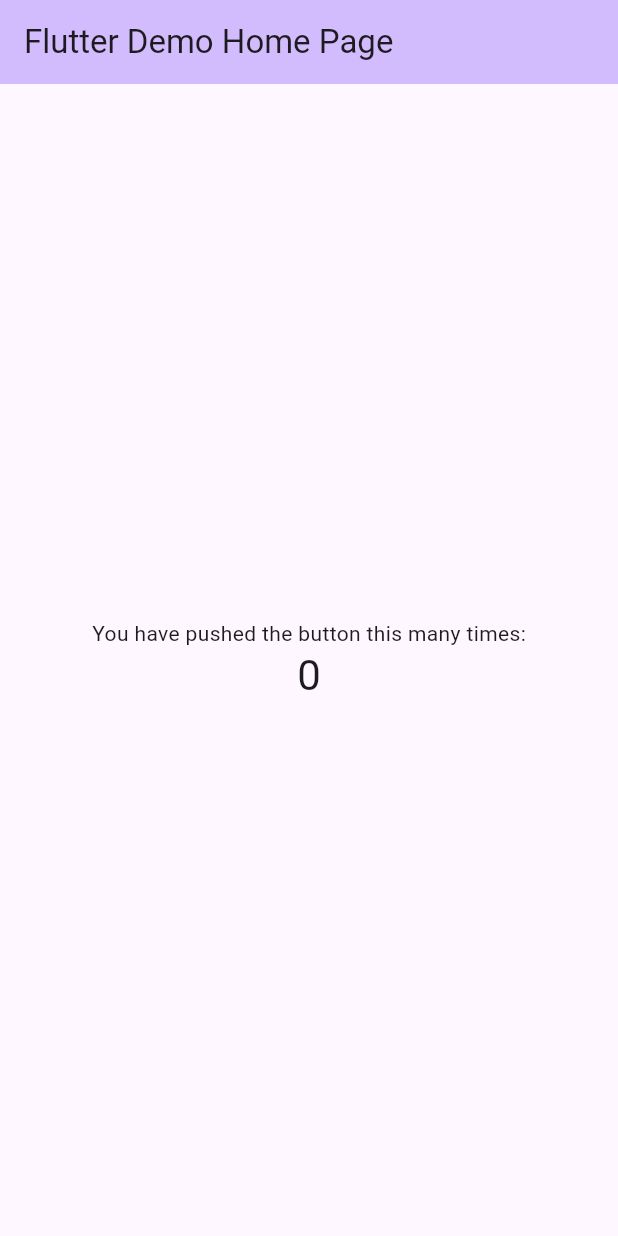
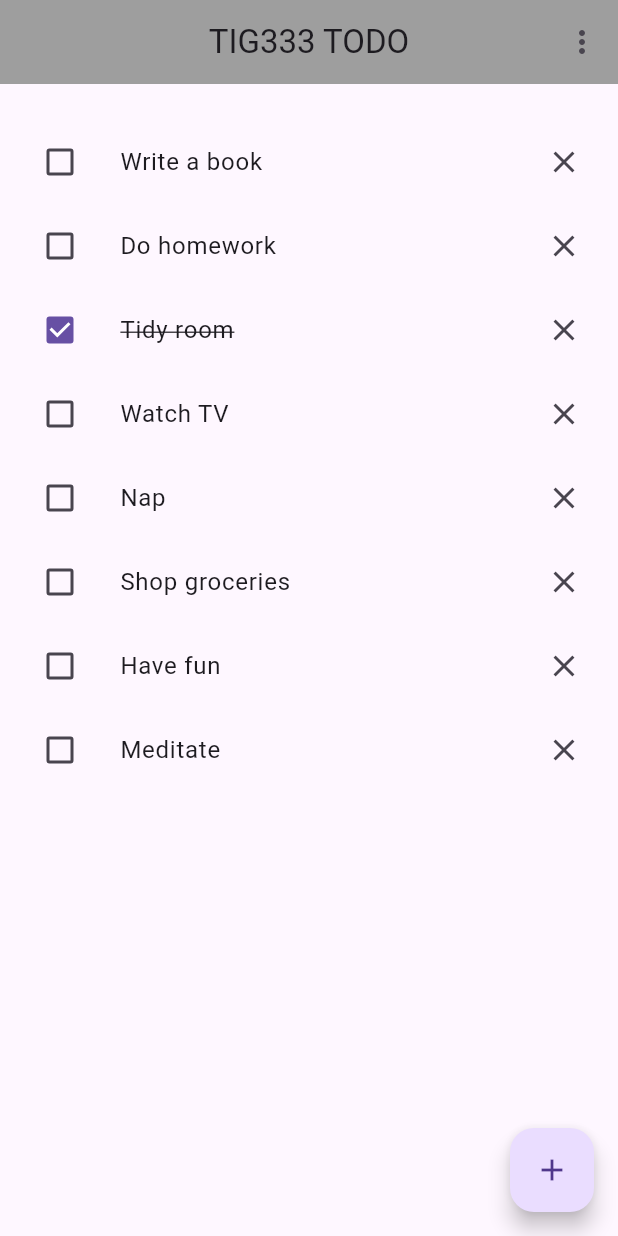
Before and after one commit to gu-tig333-ht25/gusyushhu, a Flutter app: the screen it shows after launch, on a phone screen of 412 x 824 dp. Run offline on Flutter 3.47's test engine with Material 3 defaults, Android fonts, the phone set to English and light mode, and no system bars.

Commit message:
steg1 färdig

```diff
--- a/lib/main.dart
+++ b/lib/main.dart
@@ -1,115 +1,123 @@
 import 'package:flutter/material.dart';
 
 void main() {
-  runApp(MyApp());
+  runApp(const TodoApp());
 }
 
-class MyApp extends StatelessWidget {
-  MyApp({super.key});
-
-  // This widget is the root of your application.
+class TodoApp extends StatelessWidget {
+  const TodoApp({super.key});
   @override
   Widget build(BuildContext context) {
     return MaterialApp(
-      title: 'Flutter Demo',
-      theme: ThemeData(
-        // This is the theme of your application.
-        //
-        // TRY THIS: Try running your application with "flutter run". You'll see
-        // the application has a purple toolbar. Then, without quitting the app,
-        // try changing the seedColor in the colorScheme below to Colors.green
-        // and then invoke "hot reload" (save your changes or press the "hot
-        // reload" button in a Flutter-supported IDE, or press "r" if you used
-        // the command line to start the app).
-        //
-        // Notice that the counter didn't reset back to zero; the application
-        // state is not lost during the reload. To reset the state, use hot
-        // restart instead.
-        //
-        // This works for code too, not just values: Most code changes can be
-        // tested with just a hot reload.
-        colorScheme: ColorScheme.fromSeed(seedColor: Colors.deepPurple),
-        useMaterial3: true,
-      ),
-      home: MyHomePage(title: 'Flutter Demo Home Page'),
+      debugShowCheckedModeBanner: false,
+      title: 'TIG333 TODO',
+      theme: ThemeData(primarySwatch: Colors.blueGrey),
+      home: const TodoListPage(),
     );
   }
 }
 
-class MyHomePage extends StatefulWidget {
-  MyHomePage({super.key, required this.title});
-
-  // This widget is the home page of your application. It is stateful, meaning
-  // that it has a State object (defined below) that contains fields that affect
-  // how it looks.
-
-  // This class is the configuration for the state. It holds the values (in this
-  // case the title) provided by the parent (in this case the App widget) and
-  // used by the build method of the State. Fields in a Widget subclass are
-  // always marked "final".
-
-  final String title;
-
-  @override
-  State<MyHomePage> createState() => _MyHomePageState();
-}
-
-class _MyHomePageState extends State<MyHomePage> {
-  int _counter = 0;
-
-  void _incrementCounter() {
-    setState(() {
-      // This call to setState tells the Flutter framework that something has
-      // changed in this State, which causes it to rerun the build method below
-      // so that the display can reflect the updated values. If we changed
-      // _counter without calling setState(), then the build method would not be
-      // called again, and so nothing would appear to happen.
-      _counter++;
-    });
-  }
+class TodoListPage extends StatelessWidget {
+  const TodoListPage({super.key});
 
   @override
   Widget build(BuildContext context) {
-    // This method is rerun every time setState is called, for instance as done
-    // by the _incrementCounter method above.
-    //
-    // The Flutter framework has been optimized to make rerunning build methods
-    // fast, so that you can just rebuild anything that needs updating rather
-    // than having to individually change instances of widgets.
+    final todos = [
+      {"title": "Write a book", "done": false},
+      {"title": "Do homework", "done": false},
+      {"title": "Tidy room", "done": true},
+      {"title": "Watch TV", "done": false},
+      {"title": "Nap", "done": false},
+      {"title": "Shop groceries", "done": false},
+      {"title": "Have fun", "done": false},
+      {"title": "Meditate", "done": false},
+    ];
+
     return Scaffold(
-      appBar: AppBar(
-        // TRY THIS: Try changing the color here to a specific color (to
-        // Colors.amber, perhaps?) and trigger a hot reload to see the AppBar
-        // change color while the other colors stay the same.
-        backgroundColor: Theme.of(context).colorScheme.inversePrimary,
-        // Here we take the value from the MyHomePage object that was created by
-        // the App.build method, and use it to set our appbar title.
-        title: Text(widget.title),
+      appBar: PreferredSize(
+        preferredSize: const Size.fromHeight(80),
+        child: Column(
+          children: [
+            AppBar(
+              backgroundColor: Colors.grey,
+              centerTitle: true,
+              title: const Text("TIG333 TODO"),
+              actions: [
+                IconButton(
+                  onPressed: () {},
+                  icon: Icon(Icons.more_vert),
+                  splashRadius: 24,
+                ),
+              ],
+            ),
+          ],
+        ),
       ),
-      body: Center(
-        // Center is a layout widget. It takes a single child and positions it
-        // in the middle of the parent.
+      body: ListView.builder(
+        itemCount: todos.length,
+        itemBuilder: (context, index) {
+          final todo = todos[index];
+          return ListTile(
+            leading: Checkbox(value: todo["done"] as bool, onChanged: (_) {}),
+            title: Text(
+              todo["title"] as String,
+              style: TextStyle(
+                decoration: (todo["done"] as bool)
+                    ? TextDecoration.lineThrough
+                    : TextDecoration.none,
+              ),
+            ),
+            trailing: const Icon(Icons.close),
+          );
+        },
+      ),
+      floatingActionButton: FloatingActionButton(
+        onPressed: () {
+          Navigator.push(
+            context,
+            MaterialPageRoute(builder: (context) => const AddTodoPage()),
+          );
+        },
+        child: const Icon(Icons.add),
+      ),
+    );
+  }
+}
+
+class AddTodoPage extends StatelessWidget {
+  const AddTodoPage({super.key});
+
+  @override
+  Widget build(BuildContext context) {
+  return Scaffold(
+      appBar: PreferredSize(
+        preferredSize: const Size.fromHeight(80),
         child: Column(
-          // Column is also a layout widget. It takes a list of children and
-          // arranges them vertically. By default, it sizes itself to fit its
-          // children horizontally, and tries to be as tall as its parent.
-          //
-          // Column has various properties to control how it sizes itself and
-          // how it positions its children. Here we use mainAxisAlignment to
-          // center the children vertically; the main axis here is the vertical
-          // axis because Columns are vertical (the cross axis would be
-          // horizontal).
-          //
-          // TRY THIS: Invoke "debug painting" (choose the "Toggle Debug Paint"
-          // action in the IDE, or press "p" in the console), to see the
-          // wireframe for each widget.
-          mainAxisAlignment: MainAxisAlignment.center,
-          children: <Widget>[
-            Text('You have pushed the button this many times:'),
-            Text(
-              '$_counter',
-              style: Theme.of(context).textTheme.headlineMedium,
+          children: [
+            AppBar(
+              backgroundColor: Colors.grey,
+              centerTitle: true,
+              title: const Text("TIG333 TODO"),
+              leading: IconButton(
+                icon: const Icon(Icons.arrow_back),
+                onPressed: () => Navigator.pop(context),
+              ),
             ),
+          ],
+        ),
+      ),
+      body: Padding(
+        padding: const EdgeInsets.all(16.0),
+        child: Column(
+          children: [
+            TextField(
+              decoration: const InputDecoration(
+                hintText: "What are you going to do?",
+                border: OutlineInputBorder(),
+              ),
+            ),
+            const SizedBox(height: 20),
+            ElevatedButton(onPressed: () {}, child: const Text("+ ADD")),
           ],
         ),
       ),
```
Also changed, not shown: flutter_01.png (added).
